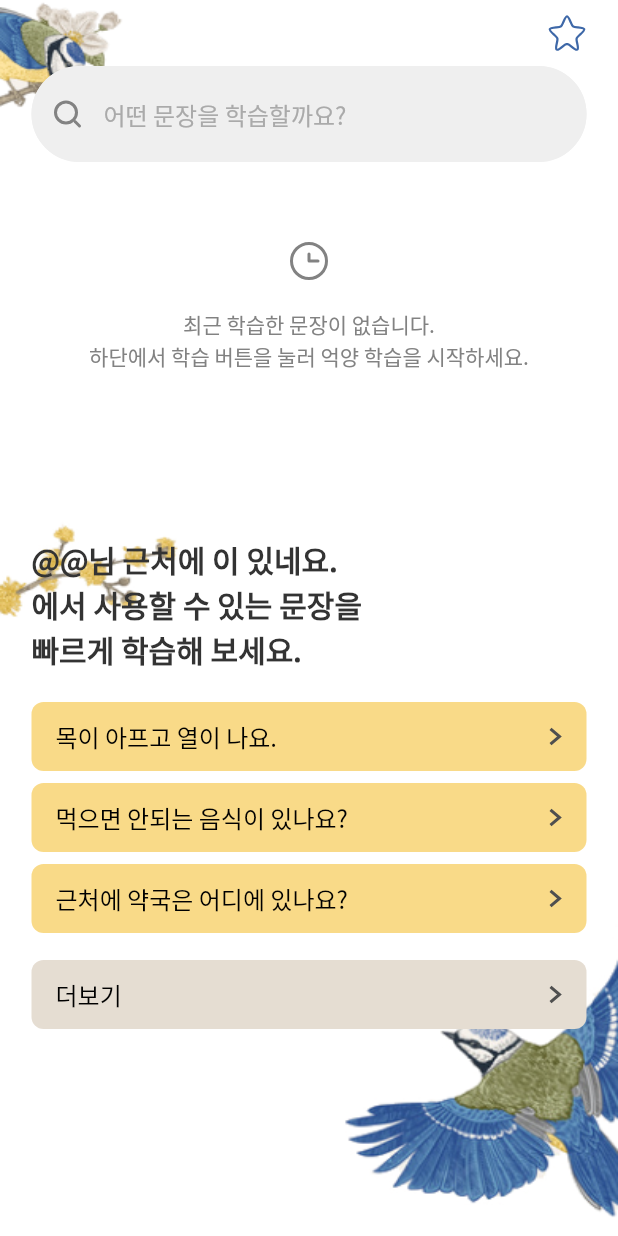
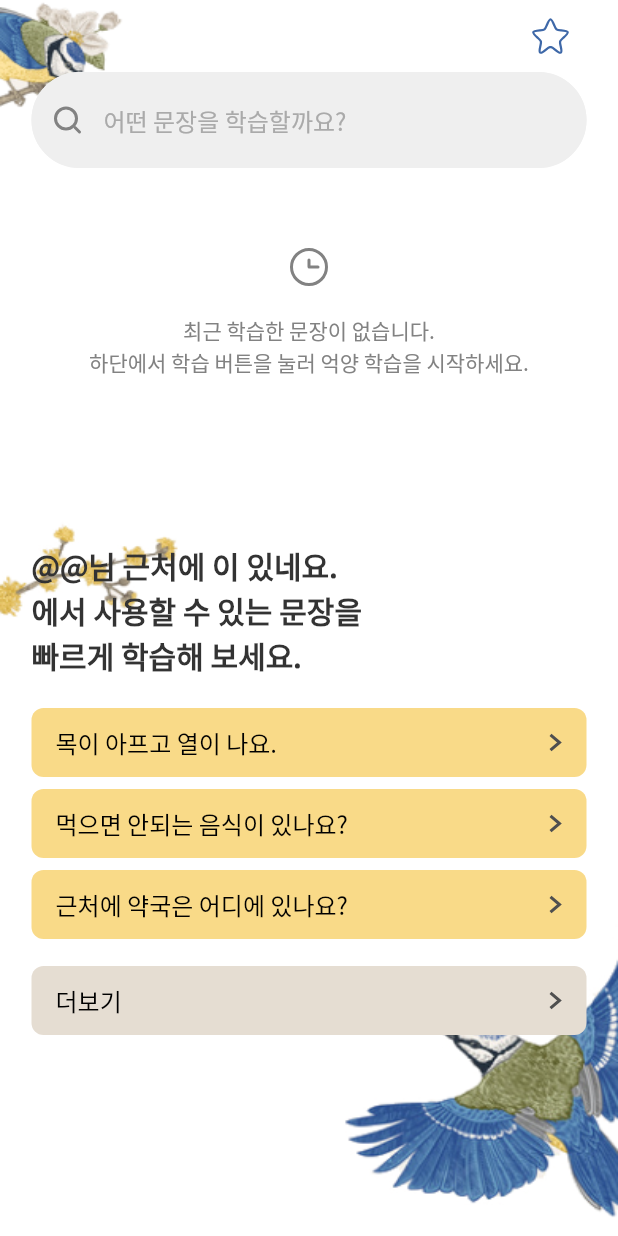
Before and after one commit to YeonJeans/Saera-Flutter, a Flutter app: the HomePage screen opened directly, on a phone screen of 412 x 824 dp. Run offline on Flutter 3.47's test engine with Material 2 defaults, Android fonts, the phone set to English and light mode, and no system bars; our stand-ins replace flutter_svg.

```diff
--- a/lib/home/presentation/home_screen.dart
+++ b/lib/home/presentation/home_screen.dart
@@ -1,5 +1,6 @@
 import 'package:flutter/material.dart';
 import 'package:flutter_svg/flutter_svg.dart';
+import 'package:saera/home/presentation/bookmark_screen.dart';
 import 'package:saera/style/color.dart';
 import 'package:saera/style/font.dart';
 
@@ -29,12 +30,17 @@ class _HomePageState extends State<HomePage> {
   Widget build(BuildContext context) {
 
     Widget appBarSection = Container(
-      padding: const EdgeInsets.symmetric(vertical: 10),
       child: Column(
         crossAxisAlignment: CrossAxisAlignment.end,
         children: [
-          SvgPicture.asset('assets/icons/bookmark.svg',
-              fit: BoxFit.scaleDown
+          IconButton(
+              onPressed: () {
+                Navigator.push(
+                    context,
+                    MaterialPageRoute(builder: (context) => const BookmarkPage())
+                );
+              },
+              icon: SvgPicture.asset('assets/icons/bookmark.svg')
           )
         ],
       ),
```
